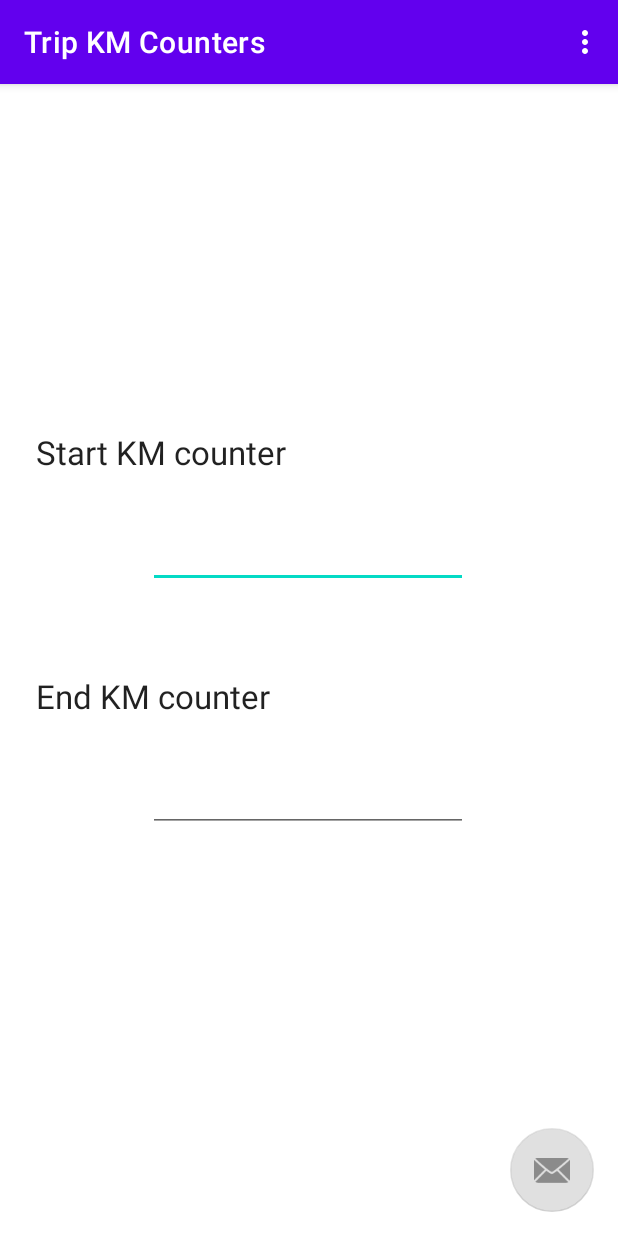
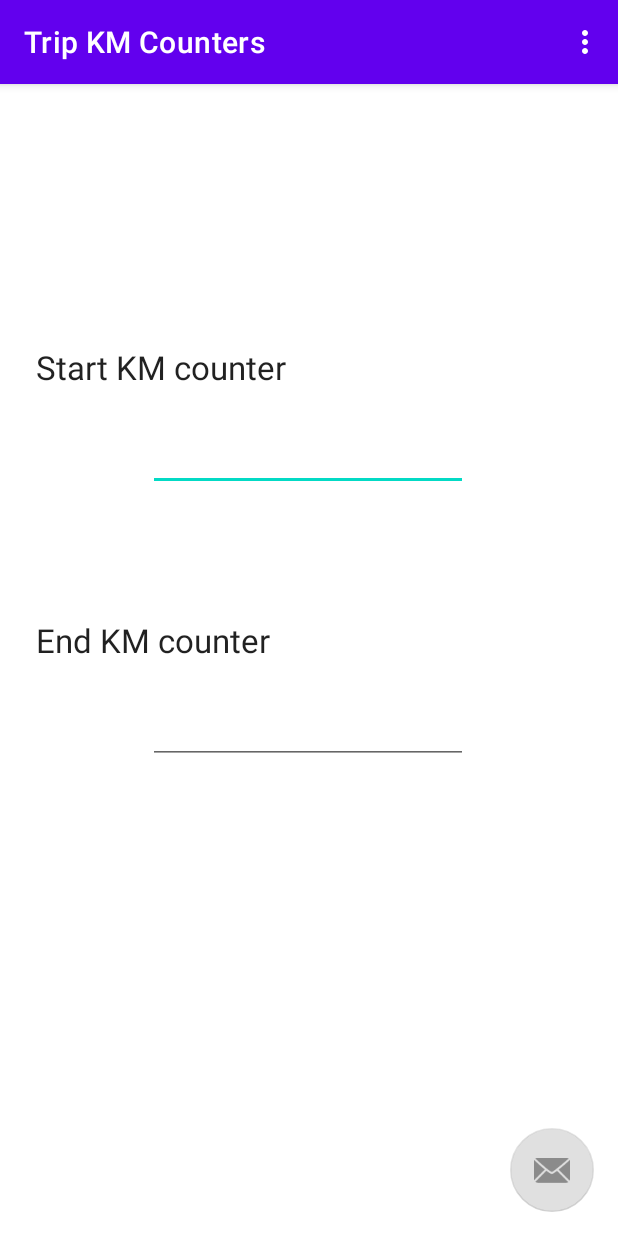
Before and after one commit to gion86/CarTrip, an Android app: the screen it shows after launch (MainActivity), on a phone screen of 412 x 824 dp. Run offline under Robolectric (Android 15) with nearby library versions, the phone set to English and light mode, and no system bars; our stand-ins replace navigation-ui.

Commit message:
Fixed layout after test on Huawei P10 Lite.

```diff
--- a/app/src/main/java/com/cartrip/MainActivity.java
+++ b/app/src/main/java/com/cartrip/MainActivity.java
@@ -108,7 +108,6 @@ public class MainActivity extends AppCompatActivity {
                             break;
                         case PREF_KEY_SENDER_PWD:
                             senderPassword = prefs.getString(PREF_KEY_SENDER_PWD, "");
-                            Log.i("enc_prefer_list", senderPassword);
                             break;
                         case PREF_KEY_RECIPIENT_MAIL:
                             recipientMail = prefs.getString(PREF_KEY_RECIPIENT_MAIL, "");
--- a/app/src/main/res/layout/fragment_first.xml
+++ b/app/src/main/res/layout/fragment_first.xml
@@ -11,7 +11,7 @@
         android:layout_width="wrap_content"
         android:layout_height="wrap_content"
         android:layout_marginStart="24dp"
-        android:layout_marginBottom="28dp"
+        android:layout_marginBottom="20dp"
         android:ems="10"
         android:text="@string/text_view_km_end"
         android:textAppearance="@style/TextAppearance.AppCompat.Large"
@@ -22,7 +22,7 @@
         android:id="@+id/startKMCount"
         android:layout_width="wrap_content"
         android:layout_height="wrap_content"
-        android:layout_marginBottom="432dp"
+        android:autofillHints=""
         android:ems="10"
         android:inputType="number"
         android:minHeight="48dp"
@@ -30,15 +30,16 @@
         app:layout_constraintEnd_toEndOf="parent"
         app:layout_constraintHorizontal_bias="0.497"
         app:layout_constraintStart_toStartOf="parent"
-        tools:ignore="SpeakableTextPresentCheck"
-        android:autofillHints="" />
+        app:layout_constraintTop_toTopOf="parent"
+        app:layout_constraintVertical_bias="0.31"
+        tools:ignore="SpeakableTextPresentCheck" />
 
     <TextView
         android:id="@+id/endKMText"
         android:layout_width="wrap_content"
         android:layout_height="wrap_content"
         android:layout_marginStart="24dp"
-        android:layout_marginBottom="28dp"
+        android:layout_marginBottom="20dp"
         android:ems="10"
         android:text="@string/text_view_km_start"
         android:textAppearance="@style/TextAppearance.AppCompat.Large"
```
